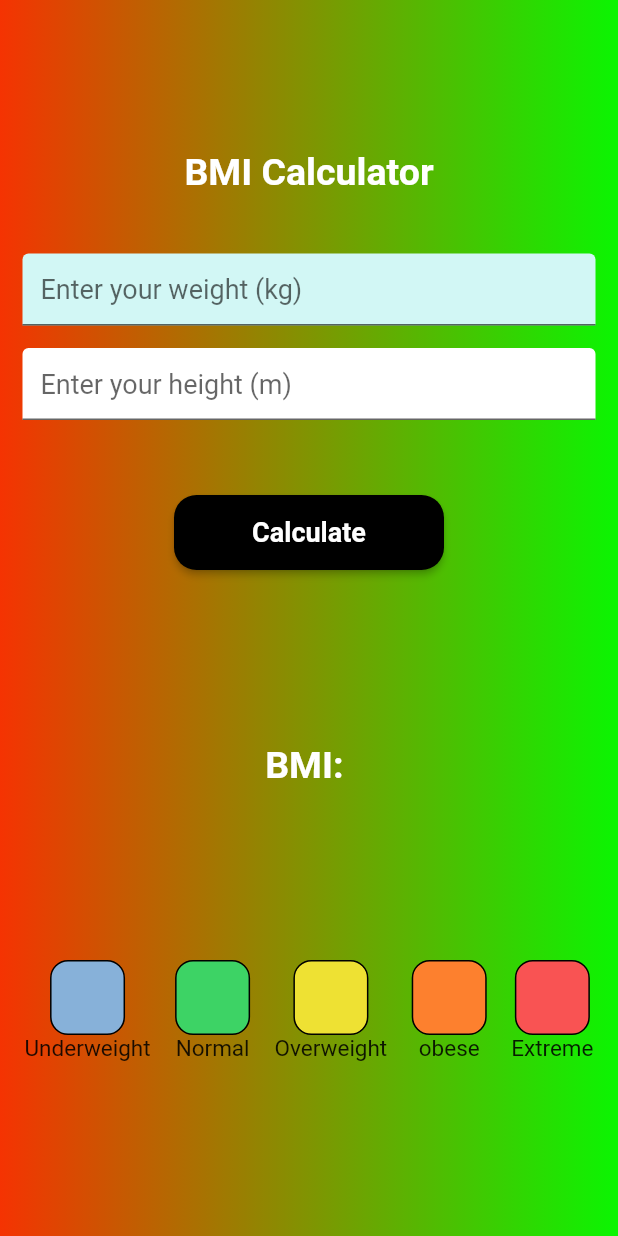
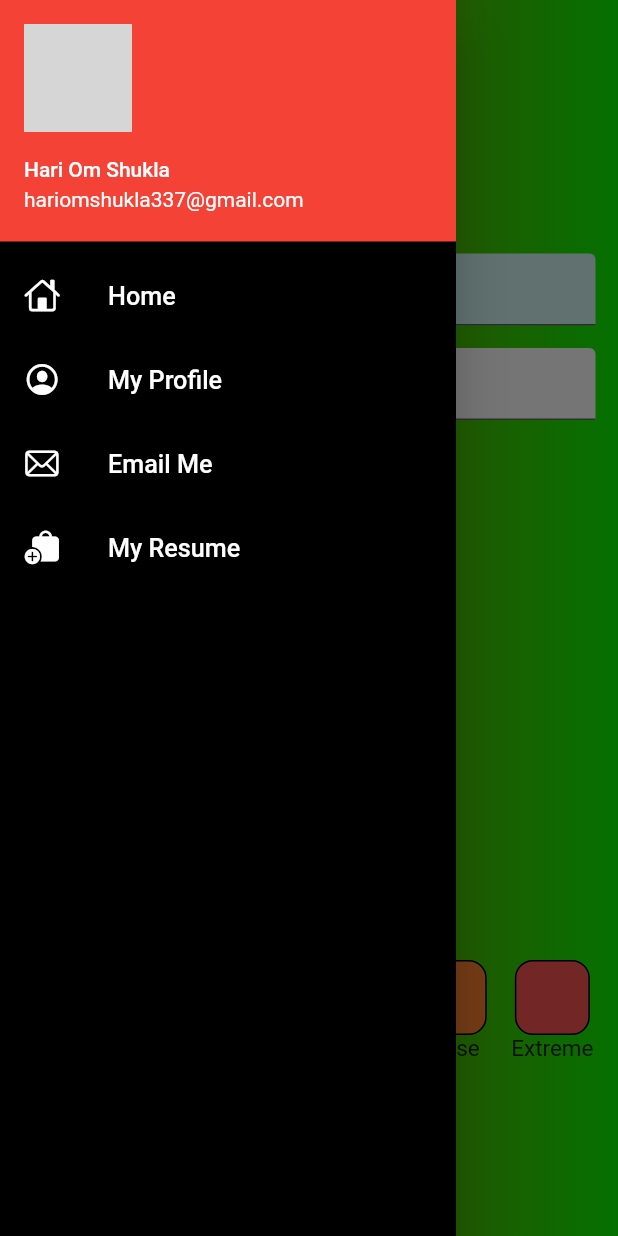
Before and after one commit to HariOm6676/bmi_calculator, a Flutter app: the screen it shows after launch, with the side drawer open (before the commit the screen has no drawer), on a phone screen of 412 x 824 dp. Run offline on Flutter 3.47's test engine with Material 2 defaults, Android fonts, the phone set to English and light mode, and no system bars; grey boxes are pictures that could not be loaded.

Commit message:
master 2

```diff
--- a/lib/calculator.dart
+++ b/lib/calculator.dart
@@ -1,4 +1,5 @@
-import 'package:bmi_calculator/main.dart';
+// import 'package:bmi_calculator/main.dart';
+import 'package:bmi_calculator/widgets/drawer.dart';
 import 'package:flutter/material.dart';
 
 class BMICalculator extends StatefulWidget {
@@ -44,7 +45,8 @@ class _BMICalculatorState extends State<BMICalculator> {
     double height = MediaQuery.of(context).size.height;
 
     return Scaffold(
-      body: SingleChildScrollView(
+      drawer: MyDraw(),
+          body: SingleChildScrollView(
         child: Center(
           child: Container(
             height: height,
@@ -57,6 +59,9 @@ class _BMICalculatorState extends State<BMICalculator> {
               child: Column(
                 crossAxisAlignment: CrossAxisAlignment.center,
                 children: [
+                  // Container(
+                  //   child: MyDraw(),
+                  // ),
                   SizedBox(
                     height: 100,
                   ),
@@ -267,6 +272,7 @@ class _BMICalculatorState extends State<BMICalculator> {
           ),
         ),
       ),
+      // drawer: MyDraw(),
     );
   }
 }
--- /dev/null
+++ b/lib/widgets/drawer.dart
@@ -0,0 +1,86 @@
+import "package:flutter/cupertino.dart";
+import "package:flutter/material.dart";
+
+class MyDraw extends StatelessWidget {
+  const MyDraw({super.key});
+
+  @override
+  Widget build(BuildContext context) {
+    return Drawer(
+      child: Container(
+        color: Colors.black,
+        child: ListView(
+          padding: EdgeInsets.zero,
+          children: [
+            DrawerHeader(
+              padding: EdgeInsets.zero,
+              child: UserAccountsDrawerHeader(
+                margin: EdgeInsets.zero,
+                decoration: BoxDecoration(
+                  color: Colors.red,
+                ),
+                accountName: Text("Hari Om Shukla"),
+                accountEmail: Text("hariomshukla337@gmail.com"),
+                currentAccountPicture: CircleAvatar(
+                  backgroundImage: AssetImage("assets/images/profile.jpg"),
+                ),
+              ),
+            ),
+            ListTile(
+              leading: Icon(
+                CupertinoIcons.home,
+                color: Colors.white,
+              ),
+              title: Text(
+                "Home",
+                textScaleFactor: 1.2,
+                style: TextStyle(
+                  color: Colors.white,
+                ),
+              ),
+            ),
+            ListTile(
+              leading: Icon(
+                CupertinoIcons.profile_circled,
+                color: Colors.white,
+              ),
+              title: Text(
+                "My Profile",
+                textScaleFactor: 1.2,
+                style: TextStyle(
+                  color: Colors.white,
+                ),
+              ),
+            ),
+            ListTile(
+              leading: Icon(
+                CupertinoIcons.mail,
+                color: Colors.white,
+              ),
+              title: Text(
+                "Email Me",
+                textScaleFactor: 1.2,
+                style: TextStyle(
+                  color: Colors.white,
+                ),
+              ),
+            ),
+            ListTile(
+              leading: Icon(
+                CupertinoIcons.bag_fill_badge_plus,
+                color: Colors.white,
+              ),
+              title: Text(
+                "My Resume",
+                textScaleFactor: 1.2,
+                style: TextStyle(
+                  color: Colors.white,
+                ),
+              ),
+            ),
+          ],
+        ),
+      ),
+    );
+  }
+}
```
